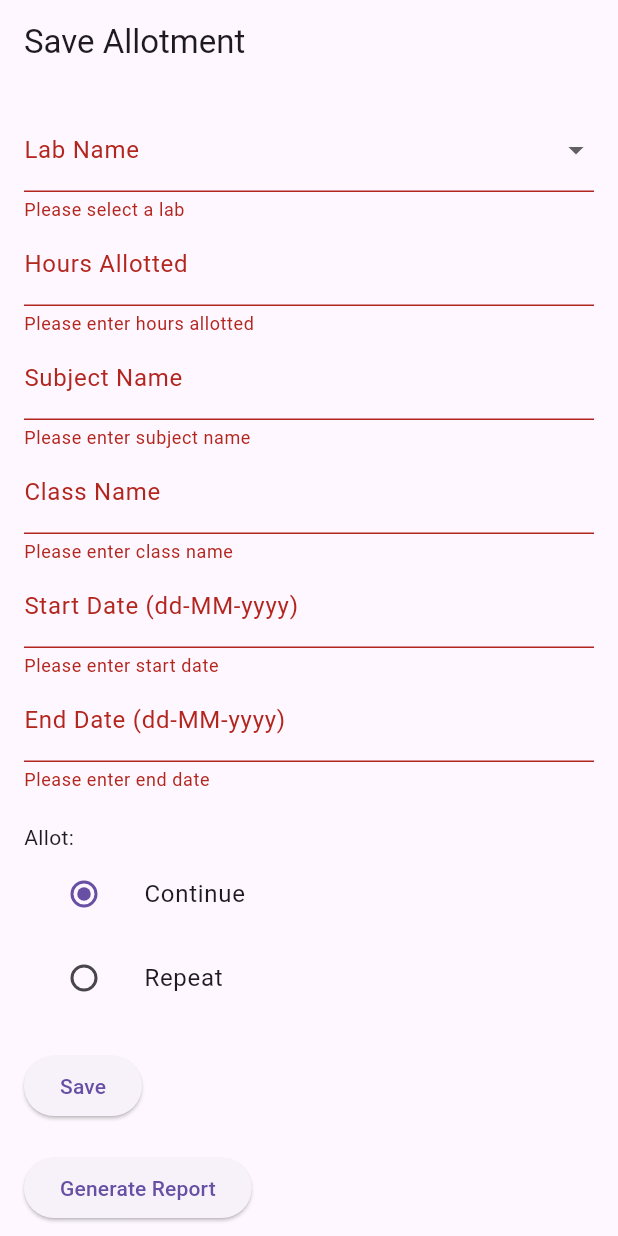
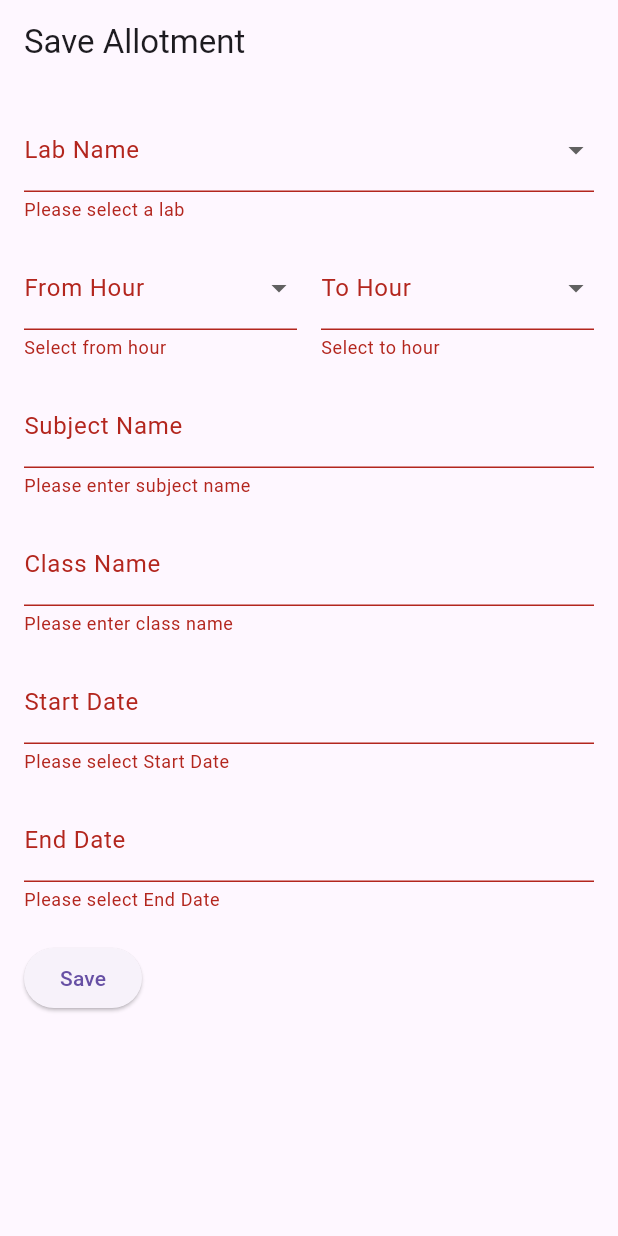
Before and after one commit to varunpnair92/fisatttflutter, a Flutter app: the SaveAllotmentPage screen opened directly, after a tap on "Save", on a phone screen of 412 x 824 dp. Run offline on Flutter 3.47's test engine with Material 3 defaults, Android fonts, the phone set to English and light mode, and no system bars; our stand-ins replace firebase_auth, firebase_core, get, google_sign_in, open_file, pdf and 3 more; accounts and stored records are empty; network calls fail.

Commit message:
Added dropdown

```diff
--- a/lib/save_allotment_page.dart
+++ b/lib/save_allotment_page.dart
@@ -3,20 +3,22 @@ import 'package:flutter/material.dart';
 import 'package:intl/intl.dart';
 import 'package:get/get.dart';
 import 'lab_controller.dart'; // Import your controller
-import 'package:http/http.dart' as http;
-import 'dart:convert';
 
 class SaveAllotmentPage extends StatelessWidget {
   final LabController labController = Get.put(LabController());
   final _formKey = GlobalKey<FormState>();
 
-  // Create TextEditingControllers for date fields
   final TextEditingController _startDateController = TextEditingController();
   final TextEditingController _endDateController = TextEditingController();
 
+  final List<String> labNames = [
+    'L1', 'L2', 'L3', 'L4', 'L5', 'L6', 'L7', 'L8', 'L9', 'MP', 'PG'
+  ];
+
+  final List<String> hoursList = ['1', '2', '3', '4', '8', '5', '6', '7'];
+
   @override
   Widget build(BuildContext context) {
-    // Update the controllers with values from labController
     _startDateController.text = labController.formData['start_date'] ?? '';
     _endDateController.text = labController.formData['end_date'] ?? '';
 
@@ -31,114 +33,66 @@ class SaveAllotmentPage extends StatelessWidget {
           child: Column(
             crossAxisAlignment: CrossAxisAlignment.start,
             children: <Widget>[
+              // Lab Name Dropdown
               DropdownButtonFormField<String>(
                 decoration: InputDecoration(labelText: 'Lab Name'),
-                items: [
-                  'L1',
-                  'L2',
-                  'L3',
-                  'L4',
-                  'L5',
-                  'L6',
-                  'L7',
-                  'L8',
-                  'L9',
-                  'MP',
-                  'PG'
-                ].map((lab) {
-                  return DropdownMenuItem<String>(
-                    value: lab,
-                    child: Text(lab),
-                  );
-                }).toList(),
-                onChanged: (value) {
-                  labController.formData.update('lab_name', (_) => value ?? '');
-                },
-                validator: (value) =>
-                    value == null ? 'Please select a lab' : null,
+                items: labNames.map((lab) => DropdownMenuItem(value: lab, child: Text(lab))).toList(),
+                onChanged: (value) => labController.formData['lab_name'] = value ?? '',
+                validator: (value) => value == null ? 'Please select a lab' : null,
               ),
-              TextFormField(
-                decoration: InputDecoration(labelText: 'Hours Allotted'),
-                onChanged: (value) {
-                  labController.formData.update('hours_allotted', (_) => value);
-                },
-                validator: (value) =>
-                    value!.isEmpty ? 'Please enter hours allotted' : null,
+              SizedBox(height: 16),
+
+              // Hour Range Dropdown
+              Row(
+                children: [
+                  Expanded(
+                    child: DropdownButtonFormField<String>(
+                      decoration: InputDecoration(labelText: 'From Hour'),
+                      items: hoursList.map((hour) => DropdownMenuItem(value: hour, child: Text(hour))).toList(),
+                      onChanged: (value) => labController.formData['from_hour'] = value ?? '',
+                      validator: (value) => value == null ? 'Select from hour' : null,
                     ),
+                  ),
+                  SizedBox(width: 16),
+                  Expanded(
+                    child: DropdownButtonFormField<String>(
+                      decoration: InputDecoration(labelText: 'To Hour'),
+                      items: hoursList.map((hour) => DropdownMenuItem(value: hour, child: Text(hour))).toList(),
+                      onChanged: (value) => labController.formData['to_hour'] = value ?? '',
+                      validator: (value) => value == null ? 'Select to hour' : null,
+                    ),
+                  ),
+                ],
+              ),
+
+              SizedBox(height: 16),
+
+              // Subject Name Input
               TextFormField(
                 decoration: InputDecoration(labelText: 'Subject Name'),
-                onChanged: (value) {
-                  labController.formData.update('subject_name', (_) => value);
-                },
-                validator: (value) =>
-                    value!.isEmpty ? 'Please enter subject name' : null,
+                onChanged: (value) => labController.formData['subject_name'] = value,
+                validator: (value) => value!.isEmpty ? 'Please enter subject name' : null,
               ),
+
+              SizedBox(height: 16),
+
+              // Class Name Input
               TextFormField(
                 decoration: InputDecoration(labelText: 'Class Name'),
-                onChanged: (value) {
-                  labController.formData.update('class_name', (_) => value);
-                },
-                validator: (value) =>
-                    value!.isEmpty ? 'Please enter class name' : null,
+                onChanged: (value) => labController.formData['class_name'] = value,
+                validator: (value) => value!.isEmpty ? 'Please enter class name' : null,
               ),
-              TextFormField(
-                readOnly: true,
-                controller: _startDateController,
-                decoration:
-                    InputDecoration(labelText: 'Start Date (dd-MM-yyyy)'),
-                onTap: () => _selectDate(context, 'start_date'),
-                validator: (value) {
-                  if (value!.isEmpty) {
-                    return 'Please enter start date';
-                  }
-                  try {
-                    DateFormat('dd-MM-yyyy').parse(value);
-                  } catch (e) {
-                    return 'Invalid date format';
-                  }
-                  return null;
-                },
-              ),
-              TextFormField(
-                readOnly: true,
-                controller: _endDateController,
-                decoration: InputDecoration(labelText: 'End Date (dd-MM-yyyy)'),
-                onTap: () => _selectDate(context, 'end_date'),
-                validator: (value) {
-                  if (value!.isEmpty) {
-                    return 'Please enter end date';
-                  }
-                  try {
-                    DateFormat('dd-MM-yyyy').parse(value);
-                  } catch (e) {
-                    return 'Invalid date format';
-                  }
-                  return null;
-                },
-              ),
+
+              SizedBox(height: 16),
+
+              // Date Pickers
+              _buildDateField('Start Date', _startDateController, 'start_date', context),
+              SizedBox(height: 16),
+              _buildDateField('End Date', _endDateController, 'end_date', context),
+
               SizedBox(height: 20),
-              Text('Allot:'),
-              ListTile(
-                title: const Text('Continue'),
-                leading: Radio<String>(
-                  value: 'continue',
-                  groupValue: labController.formData['allot'],
-                  onChanged: (value) {
-                    labController.formData.update('allot', (_) => value!);
-                  },
-                ),
-              ),
-              ListTile(
-                title: const Text('Repeat'),
-                leading: Radio<String>(
-                  value: 'repeat',
-                  groupValue: labController.formData['allot'],
-                  onChanged: (value) {
-                    labController.formData.update('allot', (_) => value!);
-                  },
-                ),
-              ),
-              SizedBox(height: 20),
+
+              // Save Button
               ElevatedButton(
                 onPressed: () {
                   if (_formKey.currentState!.validate()) {
@@ -147,21 +101,6 @@ class SaveAllotmentPage extends StatelessWidget {
                 },
                 child: Text('Save'),
               ),
-              SizedBox(height: 20),
-              ElevatedButton(
-                onPressed: () async {
-                  if (_startDateController.text.isNotEmpty) {
-                    await _generateReport();
-                  } else {
-                    // Show an error if the start date is not selected
-                    ScaffoldMessenger.of(context).showSnackBar(
-                      SnackBar(
-                          content: Text('Please select a start date first.')),
-                    );
-                  }
-                },
-                child: Text('Generate Report'),
-              ),
             ],
           ),
         ),
@@ -169,8 +108,13 @@ class SaveAllotmentPage extends StatelessWidget {
     );
   }
 
-  Future<void> _selectDate(BuildContext context, String dateType) async {
-    final DateTime? selectedDate = await showDatePicker(
+  Widget _buildDateField(String label, TextEditingController controller, String field, BuildContext context) {
+    return TextFormField(
+      readOnly: true,
+      controller: controller,
+      decoration: InputDecoration(labelText: label),
+      onTap: () async {
+        final selectedDate = await showDatePicker(
           context: context,
           initialDate: DateTime.now(),
           firstDate: DateTime(2000),
@@ -179,22 +123,11 @@ class SaveAllotmentPage extends StatelessWidget {
 
         if (selectedDate != null) {
           final formattedDate = DateFormat('dd-MM-yyyy').format(selectedDate);
-      labController.formData.update(dateType, (_) => formattedDate);
-      if (dateType == 'start_date') {
-        _startDateController.text = formattedDate;
-      } else if (dateType == 'end_date') {
-        _endDateController.text = formattedDate;
+          labController.formData[field] = formattedDate;
+          controller.text = formattedDate;
+        }
+      },
+      validator: (value) => value!.isEmpty ? 'Please select $label' : null,
+    );
   }
 }
-  }
-
-  Future<void> _generateReport() async {
-    DateTime startDate =
-        DateFormat('dd-MM-yyyy').parse(_startDateController.text);
-    DateTime endDate=DateFormat('dd-MM-yyyy').parse(_endDateController.text);
-
-    // Fetch the lab allotments for the start date
-    await labController.fetchLabAllotmentsForRange(startDate,endDate);
-    Get.to(LabAllotmentsReport());
-  }
-}
```
Also changed, not shown: lib/lab_controller.dart (+36 -15 lines), lib/main.dart (+9 -6 lines). Lines whose indentation alone changed are shown as unchanged.
